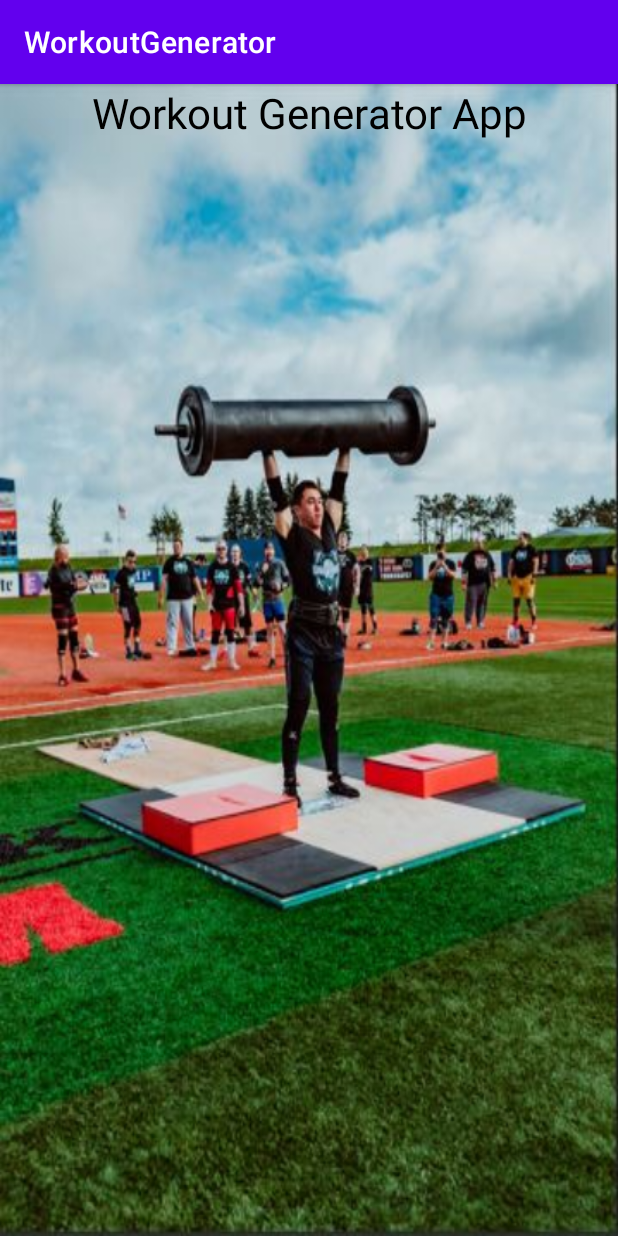
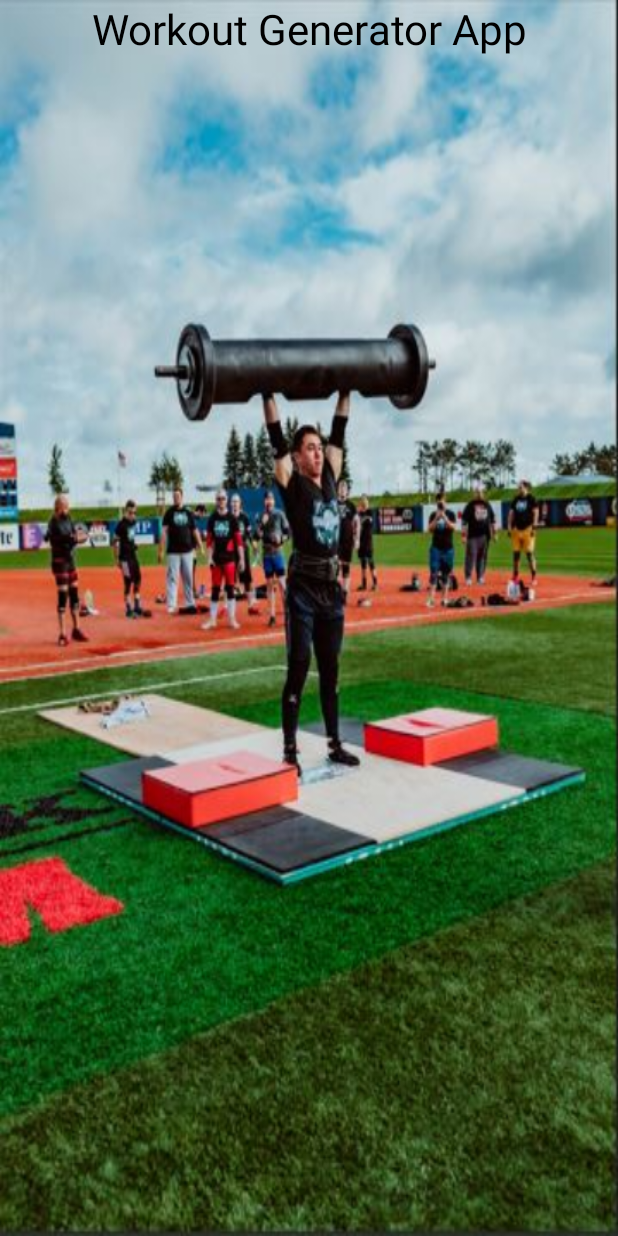
Before and after one commit to DanielK2312/WorkoutGeneratorAndroid, an Android app: the screen it shows after launch (SplashActivity), on a phone screen of 412 x 824 dp. Run offline under Robolectric (Android 15) with nearby library versions, the phone set to English and light mode, and no system bars.

Commit message:
changing theme of app

```diff
--- a/app/src/main/res/values/themes.xml
+++ b/app/src/main/res/values/themes.xml
@@ -1,6 +1,6 @@
 <resources xmlns:tools="http://schemas.android.com/tools">
     <!-- Base application theme. -->
-    <style name="Theme.WorkoutGenerator" parent="Theme.MaterialComponents.DayNight.DarkActionBar">
+    <style name="Theme.WorkoutGenerator" parent="Theme.Material3.Dark.NoActionBar">
         <!-- Primary brand color. -->
         <item name="colorPrimary">@color/purple_500</item>
         <item name="colorPrimaryVariant">@color/purple_700</item>
```
